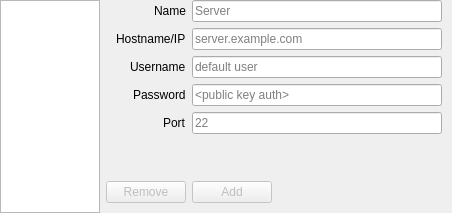
Qt form gui/view/hostsettings.ui (lassfido/TUNNEX) before a commit.
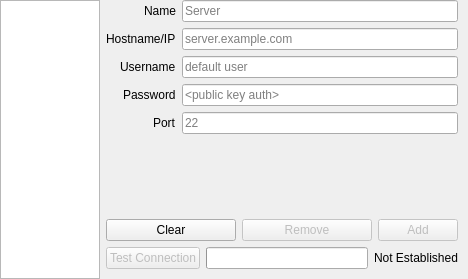
The same form after that commit.

Commit message: Fixed some visual bugs in Host Settings Added Test Connection in Host Settings Fixed Memory leak related to validators

Diff of the .ui file:
```diff
--- a/gui/view/hostsettings.ui
+++ b/gui/view/hostsettings.ui
@@ -2,12 +2,15 @@
 <ui version="4.0">
  <class>WKB::widgets::HostSettings</class>
  <widget class="QWidget" name="WKB::widgets::HostSettings">
+  <property name="enabled">
+   <bool>true</bool>
+  </property>
   <property name="geometry">
    <rect>
     <x>0</x>
     <y>0</y>
-    <width>452</width>
-    <height>213</height>
+    <width>468</width>
+    <height>279</height>
    </rect>
   </property>
   <property name="sizePolicy">
@@ -18,12 +21,24 @@
   </property>
   <property name="minimumSize">
    <size>
-    <width>381</width>
-    <height>160</height>
+    <width>468</width>
+    <height>279</height>
    </size>
   </property>
+  <property name="baseSize">
+   <size>
+    <width>469</width>
+    <height>247</height>
+   </size>
+  </property>
+  <property name="focusPolicy">
+   <enum>Qt::NoFocus</enum>
+  </property>
   <property name="windowTitle">
-   <string>Form</string>
+   <string>Host Settings</string>
+  </property>
+  <property name="layoutDirection">
+   <enum>Qt::LeftToRight</enum>
   </property>
   <property name="styleSheet">
    <string notr="true"/>
@@ -33,7 +48,7 @@
   </property>
   <layout class="QHBoxLayout" name="horizontalLayout">
    <property name="sizeConstraint">
-    <enum>QLayout::SetMinimumSize</enum>
+    <enum>QLayout::SetDefaultConstraint</enum>
    </property>
    <property name="leftMargin">
     <number>0</number>
@@ -141,6 +156,20 @@
        </property>
       </widget>
      </item>
+     <item row="2" column="0">
+      <widget class="QLabel" name="label_5">
+       <property name="text">
+        <string>Username</string>
+       </property>
+      </widget>
+     </item>
+     <item row="2" column="1">
+      <widget class="QLineEdit" name="Username">
+       <property name="placeholderText">
+        <string>default user</string>
+       </property>
+      </widget>
+     </item>
      <item row="3" column="0">
       <widget class="QLabel" name="label_2">
        <property name="text">
@@ -150,6 +179,9 @@
      </item>
      <item row="3" column="1">
       <widget class="QLineEdit" name="Password">
+       <property name="layoutDirection">
+        <enum>Qt::LeftToRight</enum>
+       </property>
        <property name="styleSheet">
         <string notr="true">background = rgb(0,0,0)</string>
        </property>
@@ -159,6 +191,9 @@
        <property name="text">
         <string extracomment="If left empty public key auth is used"/>
        </property>
+       <property name="echoMode">
+        <enum>QLineEdit::Password</enum>
+       </property>
        <property name="placeholderText">
         <string>&lt;public key auth&gt;</string>
        </property>
@@ -200,32 +235,60 @@
        </property>
       </spacer>
      </item>
-     <item row="7" column="0">
-      <widget class="QPushButton" name="removeButton">
+     <item row="10" column="0" colspan="2">
+      <layout class="QHBoxLayout" name="horizontalLayout_2">
+       <item>
+        <widget class="QPushButton" name="testConnectButton">
        <property name="enabled">
         <bool>false</bool>
        </property>
-       <property name="sizePolicy">
-        <sizepolicy hsizetype="Minimum" vsizetype="Minimum">
-         <horstretch>0</horstretch>
-         <verstretch>0</verstretch>
-        </sizepolicy>
-       </property>
-       <property name="styleSheet">
-        <string notr="true">background = rgb(0,0,0)</string>
+         <property name="text">
+          <string>Test Connection</string>
+         </property>
+        </widget>
+       </item>
+       <item>
+        <widget class="QProgressBar" name="testConnectProgressBar">
+         <property name="value">
+          <number>0</number>
+         </property>
+         <property name="textVisible">
+          <bool>false</bool>
+         </property>
+        </widget>
+       </item>
+       <item>
+        <widget class="QLabel" name="testConnectLabel">
+         <property name="text">
+          <string>Not Established</string>
+         </property>
+        </widget>
+       </item>
+      </layout>
+     </item>
+     <item row="7" column="0" colspan="2">
+      <layout class="QHBoxLayout" name="horizontalLayout_3">
+       <item>
+        <widget class="QPushButton" name="ClearButton">
+         <property name="enabled">
+          <bool>true</bool>
+         </property>
+         <property name="text">
+          <string>Clear</string>
+         </property>
+        </widget>
+       </item>
+       <item>
+        <widget class="QPushButton" name="RemoveButton">
+         <property name="enabled">
+          <bool>false</bool>
        </property>
        <property name="text">
         <string>Remove</string>
        </property>
-       <property name="checkable">
-        <bool>false</bool>
-       </property>
-       <property name="flat">
-        <bool>false</bool>
-       </property>
-      </widget>
-     </item>
-     <item row="7" column="1">
+        </widget>
+       </item>
+       <item>
       <widget class="QPushButton" name="OkButton">
        <property name="enabled">
         <bool>false</bool>
@@ -268,19 +331,7 @@
        </property>
       </widget>
      </item>
-     <item row="2" column="1">
-      <widget class="QLineEdit" name="Username">
-       <property name="placeholderText">
-        <string>default user</string>
-       </property>
-      </widget>
-     </item>
-     <item row="2" column="0">
-      <widget class="QLabel" name="label_5">
-       <property name="text">
-        <string>Username</string>
-       </property>
-      </widget>
+      </layout>
      </item>
     </layout>
    </item>
```
Left out of the diff: 2 changed lines with no effect on the pictures. Lines whose indentation alone changed are shown as unchanged. The commit also changes 11 other files.
